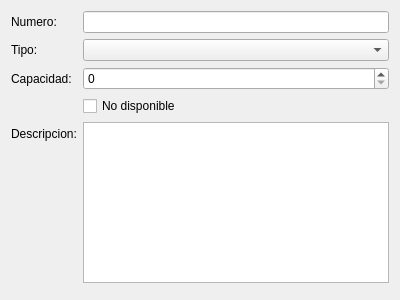
This is src/ui/unidad.ui in leosmolas/conotels as Qt 5 draws it before an edit. The edited form follows.
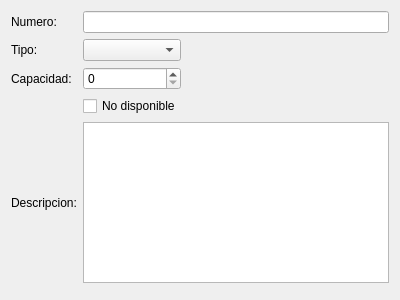
This is the edited form.

The edit to the form file:
```diff
--- a/src/ui/unidad.ui
+++ b/src/ui/unidad.ui
@@ -15,7 +15,7 @@
   </property>
   <layout class="QGridLayout" name="gridLayout">
    <item row="0" column="0">
-    <layout class="QFormLayout" name="formLayout">
+    <layout class="QGridLayout" name="gridLayout_2">
      <item row="0" column="0">
       <widget class="QLabel" name="label">
        <property name="text">
@@ -23,6 +23,9 @@
        </property>
       </widget>
      </item>
+     <item row="0" column="1" colspan="2">
+      <widget class="QLineEdit" name="numeroLine"/>
+     </item>
      <item row="1" column="0">
       <widget class="QLabel" name="label_2">
        <property name="text">
@@ -30,6 +33,9 @@
        </property>
       </widget>
      </item>
+     <item row="1" column="1">
+      <widget class="QComboBox" name="tipoCombo"/>
+     </item>
      <item row="2" column="0">
       <widget class="QLabel" name="label_3">
        <property name="text">
@@ -37,22 +43,6 @@
        </property>
       </widget>
      </item>
-     <item row="4" column="0">
-      <widget class="QLabel" name="label_4">
-       <property name="text">
-        <string>Descripcion:</string>
-       </property>
-      </widget>
-     </item>
-     <item row="0" column="1">
-      <widget class="QLineEdit" name="numeroLine"/>
-     </item>
-     <item row="4" column="1">
-      <widget class="QPlainTextEdit" name="descripcionText"/>
-     </item>
-     <item row="1" column="1">
-      <widget class="QComboBox" name="tipoCombo"/>
-     </item>
      <item row="2" column="1">
       <widget class="QSpinBox" name="capacidadSpin"/>
      </item>
@@ -63,6 +53,29 @@
        </property>
       </widget>
      </item>
+     <item row="4" column="0">
+      <widget class="QLabel" name="label_4">
+       <property name="text">
+        <string>Descripcion:</string>
+       </property>
+      </widget>
+     </item>
+     <item row="4" column="1" colspan="2">
+      <widget class="QPlainTextEdit" name="descripcionText"/>
+     </item>
+     <item row="1" column="2">
+      <spacer name="horizontalSpacer">
+       <property name="orientation">
+        <enum>Qt::Horizontal</enum>
+       </property>
+       <property name="sizeHint" stdset="0">
+        <size>
+         <width>40</width>
+         <height>20</height>
+        </size>
+       </property>
+      </spacer>
+     </item>
     </layout>
    </item>
    <item row="1" column="0">
```
